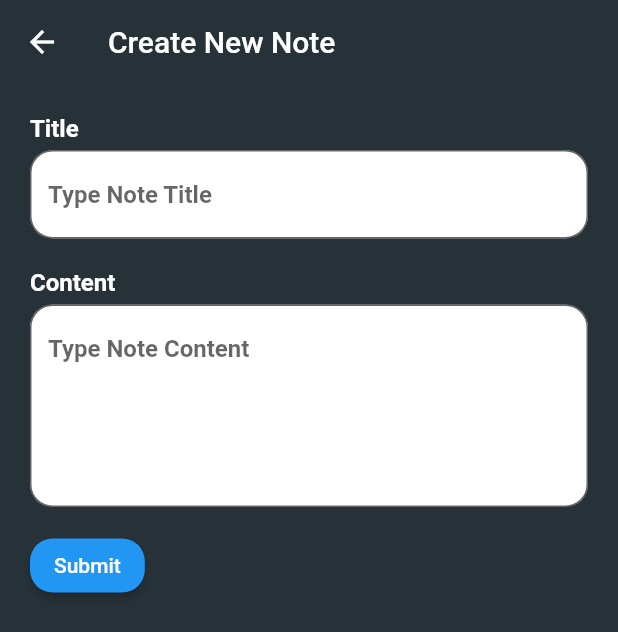
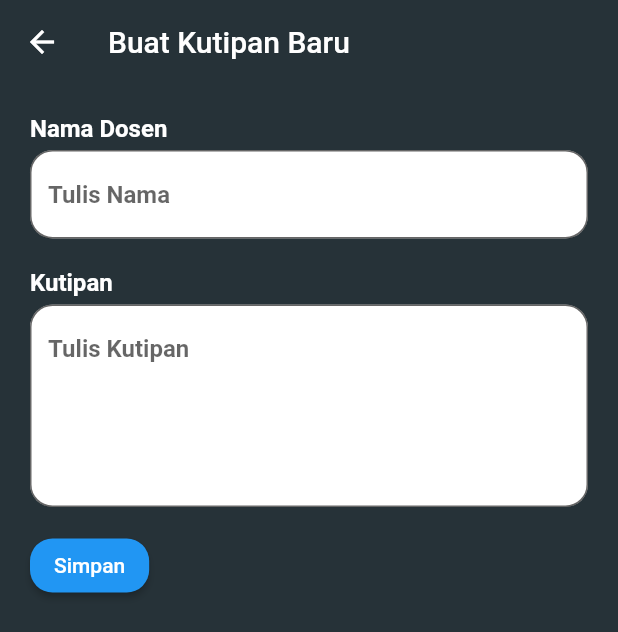
Before and after one commit to amiliakhulsum/CRUD_APP, a Flutter app: the screen it shows after launch, after a tap on the "add" icon, on a phone screen of 412 x 824 dp. Shown: the top 632 px of the screen. Run offline on Flutter 3.47's test engine with Material 2 defaults, Android fonts, the phone set to English and light mode, and no system bars; network calls fail.

Commit message:
Clear Create, Read, Update, Delete or CRUD

```diff
--- a/note_app/lib/add.dart
+++ b/note_app/lib/add.dart
@@ -1,5 +1,3 @@
-// ignore_for_file: unused_field, prefer_const_constructors, avoid_print
-
 import 'dart:convert';
 
 import 'package:flutter/material.dart';
@@ -22,7 +20,7 @@ class _AddState extends State<Add> {
   Future _onSubmit() async {
     try {
       return await http.post(
-        Uri.parse("http://192.168.0.3/latihan/note_app/create.php"),
+        Uri.parse("http://192.168.0.3/crud/note_web/create.php"),
         body: {
           "title": title.text,
           "content": content.text,
@@ -45,7 +43,7 @@ class _AddState extends State<Add> {
   Widget build(BuildContext context) {
     return Scaffold(
       appBar: AppBar(
-        title: Text("Create New Note"),
+        title: Text("Buat Kutipan Baru"),
       ),
       body: Form(
         key: _formKey,
@@ -55,7 +53,7 @@ class _AddState extends State<Add> {
             crossAxisAlignment: CrossAxisAlignment.start,
             children: [
               Text(
-                'Title',
+                'Nama Dosen',
                 style: TextStyle(
                   color: Colors.white,
                   fontSize: 16,
@@ -66,7 +64,7 @@ class _AddState extends State<Add> {
               TextFormField(
                 controller: title,
                 decoration: InputDecoration(
-                    hintText: "Type Note Title",
+                    hintText: "Tulis Nama",
                     border: OutlineInputBorder(
                       borderRadius: BorderRadius.circular(15.0),
                     ),
@@ -78,14 +76,14 @@ class _AddState extends State<Add> {
                 ),
                 validator: (value) {
                   if (value!.isEmpty) {
-                    return 'Note Title is Required!';
+                    return 'Nama Tidak Boleh Kosong!';
                   }
                   return null;
                 },
               ),
               SizedBox(height: 20),
               Text(
-                'Content',
+                'Kutipan',
                 style: TextStyle(
                   color: Colors.white,
                   fontSize: 16,
@@ -99,7 +97,7 @@ class _AddState extends State<Add> {
                 minLines: 5,
                 maxLines: null,
                 decoration: InputDecoration(
-                    hintText: 'Type Note Content',
+                    hintText: 'Tulis Kutipan',
                     border: OutlineInputBorder(
                       borderRadius: BorderRadius.circular(15.0),
                     ),
@@ -111,7 +109,7 @@ class _AddState extends State<Add> {
                 ),
                 validator: (value) {
                   if (value!.isEmpty) {
-                    return 'Note Content is Required!';
+                    return 'Kutipan Tidak Boleh Kosong!';
                   }
                   return null;
                 },
@@ -124,7 +122,7 @@ class _AddState extends State<Add> {
                   ),
                 ),
                 child: Text(
-                  "Submit",
+                  "Simpan",
                   style: TextStyle(color: Colors.white),
                 ),
                 onPressed: () {
--- a/note_app/lib/edit.dart
+++ b/note_app/lib/edit.dart
@@ -1,7 +1,4 @@
-// ignore_for_file: unused_field, prefer_const_constructors, avoid_print, use_key_in_widget_constructors, must_be_immutable, unused_element, unused_local_variable, avoid_unnecessary_containers
-
 import 'dart:convert';
-
 import 'package:flutter/material.dart';
 import 'package:http/http.dart' as http;
 
@@ -35,7 +32,7 @@ class _EditState extends State<Edit> {
           //you have to take the ip address of your computer.
           //because using localhost will cause an error
           //get detail data with id
-          "http://192.168.0.3/latihan/note_app/detail.php?id='${widget.id}'"));
+          "http://192.168.0.3/crud/note_web/detail.php?id='${widget.id}'"));
 
       // if response successful
       if (response.statusCode == 200) {
@@ -54,7 +51,7 @@ class _EditState extends State<Edit> {
   Future _onUpdate(context) async {
     try {
       return await http.post(
-        Uri.parse("http://192.168.1.4/latihan/note_app/update.php"),
+        Uri.parse("http://192.168.0.3/crud/note_web/update.php"),
         body: {
           "id": widget.id,
           "title": title.text,
@@ -78,7 +75,7 @@ class _EditState extends State<Edit> {
   Future _onDelete(context) async {
     try {
       return await http.post(
-        Uri.parse("http://192.168.1.4/latihan/note_app/delete.php"),
+        Uri.parse("http://192.168.0.3/crud/note_web/delete.php"),
         body: {
           "id": widget.id,
         },
@@ -101,7 +98,7 @@ class _EditState extends State<Edit> {
   Widget build(BuildContext context) {
     return Scaffold(
       appBar: AppBar(
-        title: Text("Creat New Note"),
+        title: Text("Ubah Kutipan"),
         // ignore: prefer_const_literals_to_create_immutables
         actions: [
           Container(
@@ -113,7 +110,7 @@ class _EditState extends State<Edit> {
                     builder: (BuildContext context) {
                       //show dialog to confirm delete data
                       return AlertDialog(
-                        content: Text('Are you sure you want to delete this?'),
+                        content: Text('Apa Anda Yakin Ingin Menghapus Data Ini?'),
                         actions: <Widget>[
                           ElevatedButton(
                             child: Icon(Icons.cancel),
@@ -140,7 +137,7 @@ class _EditState extends State<Edit> {
             crossAxisAlignment: CrossAxisAlignment.start,
             children: [
               Text(
-                'Title',
+                'Nama Dosen',
                 style: TextStyle(
                   color: Colors.white,
                   fontSize: 16,
@@ -151,7 +148,7 @@ class _EditState extends State<Edit> {
               TextFormField(
                 controller: title,
                 decoration: InputDecoration(
-                    hintText: "Type Note Title",
+                    hintText: "Tulis Nama",
                     border: OutlineInputBorder(
                       borderRadius: BorderRadius.circular(15.0),
                     ),
@@ -163,14 +160,14 @@ class _EditState extends State<Edit> {
                 ),
                 validator: (value) {
                   if (value!.isEmpty) {
-                    return 'Note Title is Required!';
+                    return 'Nama Tidak Boleh Kosong!';
                   }
                   return null;
                 },
               ),
               SizedBox(height: 20),
               Text(
-                'Content',
+                'Kutipan',
                 style: TextStyle(
                   color: Colors.white,
                   fontSize: 16,
@@ -184,7 +181,7 @@ class _EditState extends State<Edit> {
                 minLines: 5,
                 maxLines: null,
                 decoration: InputDecoration(
-                    hintText: 'Type Note Content',
+                    hintText: 'Tulis Kutipan',
                     border: OutlineInputBorder(
                       borderRadius: BorderRadius.circular(15.0),
                     ),
@@ -196,7 +193,7 @@ class _EditState extends State<Edit> {
                 ),
                 validator: (value) {
                   if (value!.isEmpty) {
-                    return 'Note Content is Required!';
+                    return 'Kutipan Tidak Boleh Kosong!';
                   }
                   return null;
                 },
@@ -209,7 +206,7 @@ class _EditState extends State<Edit> {
                   ),
                 ),
                 child: Text(
-                  "Submit",
+                  "Ubah",
                   style: TextStyle(color: Colors.white),
                 ),
                 onPressed: () {
--- a/note_app/lib/home.dart
+++ b/note_app/lib/home.dart
@@ -1,5 +1,3 @@
-// ignore_for_file: prefer_const_constructors, unused_import, prefer_const_literals_to_create_immutables, use_key_in_widget_constructors, prefer_final_fields, unused_field, avoid_print, unnecessary_null_comparison, prefer_is_empty, unused_local_variable
-
 import 'package:flutter/material.dart';
 import 'package:flutter_staggered_grid_view/flutter_staggered_grid_view.dart';
 import 'package:http/http.dart' as http;
@@ -38,7 +36,7 @@ class HomeState extends State<Home> {
       final response = await http.get(Uri.parse(
           //you have to take the ip address of your computer.
           //because using localhost will cause an error
-          "http://192.168.0.3/latihan/note_app/list.php"));
+          "http://192.168.0.3/crud/note_web/list.php"));
 
       // if response successful
       if (response.statusCode == 200) {
@@ -58,7 +56,7 @@ class HomeState extends State<Home> {
   Widget build(BuildContext context) {
     return Scaffold(
       appBar: AppBar(
-        title: Text('Note List'),
+        title: Text('Daftar Kutipan'),
       ),
       //if not equal to 0 show data
       //else show text "no data available"
--- a/note_app/lib/main.dart
+++ b/note_app/lib/main.dart
@@ -1,5 +1,3 @@
-// ignore_for_file: use_key_in_widget_constructors, prefer_const_constructors
-
 import 'package:flutter/material.dart';
 import 'home.dart';
 
@@ -19,7 +17,7 @@ class App extends StatelessWidget {
           elevation: 0
         )
       ),
-      title: 'Flutter + PHP CRUD',
+      title: 'FE Flutter + BE PHP CRUD',
       initialRoute: '/',
       routes: {
         '/': (context) => Home(),
```
Also changed, not shown: note_app/lib/model/kontak.dart (deleted, +0 -33 lines), 2 other files.
